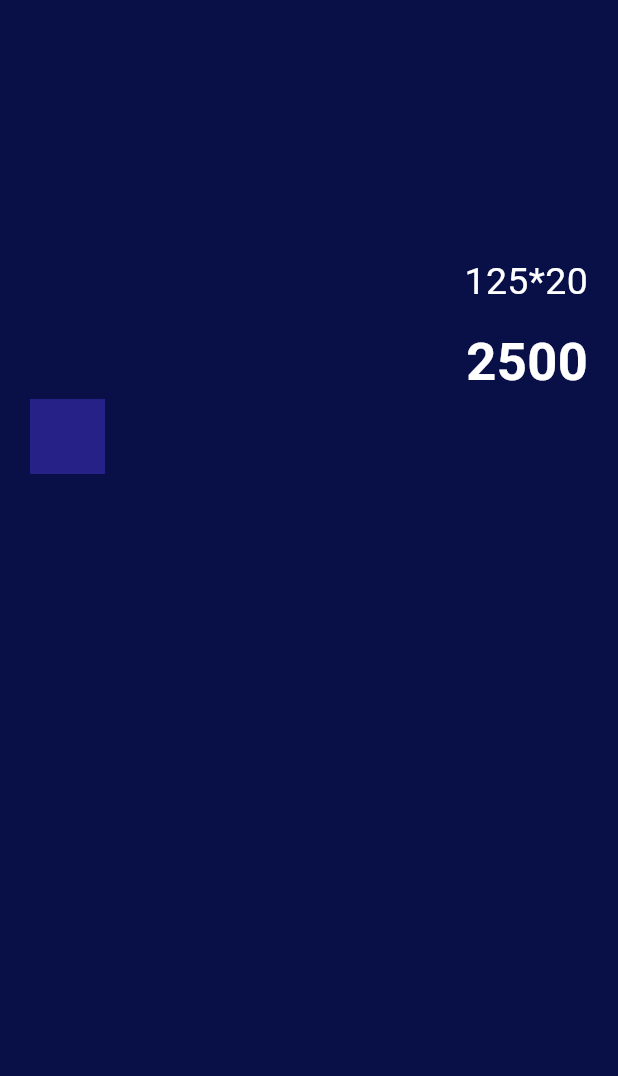
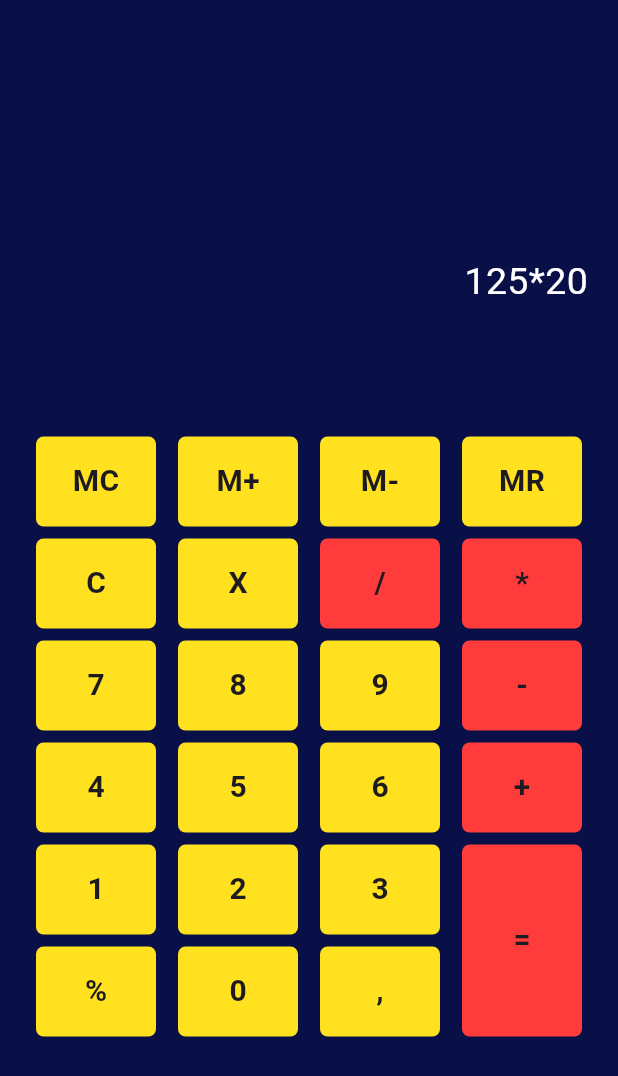
Before and after one commit to OshanAmarathunga/Flutter-Calculator, a Flutter app: the screen it shows after launch, on a phone screen of 412 x 824 dp. Shown: the top 1076 px of the screen. Run offline on Flutter 3.47's test engine with Material 3 defaults, Android fonts, the phone set to English and light mode, and no system bars.

Commit message:
new update

```diff
--- a/calculator/lib/home_page.dart
+++ b/calculator/lib/home_page.dart
@@ -9,6 +9,8 @@ class HomePage extends StatefulWidget {
 }
 
 class _HomePageState extends State<HomePage> {
+  String displayValue = "";
+
   @override
   Widget build(BuildContext context) {
     return Scaffold(
@@ -28,20 +30,54 @@ class _HomePageState extends State<HomePage> {
             const SizedBox(
               height: 10,
             ),
-            const Text("2500",
-                style: TextStyle(
+            Text(displayValue,
+                style: const TextStyle(
                     color: Colors.white,
-                    fontSize: 35,
+                    fontSize: 50,
                     fontWeight: FontWeight.bold)),
             Row(
+              mainAxisAlignment: MainAxisAlignment.spaceBetween,
               children: [
                 Column(
                   children: [
-                    Container(
-                      width: 50,
-                      height: 50,
-                      color: Color.fromRGBO(37, 33, 135, 1),
-                    )
+                    calculatorButton(buttonName: "MC"),
+                    calculatorButton(buttonName: "C"),
+                    calculatorButton(buttonName: "7"),
+                    calculatorButton(buttonName: "4"),
+                    calculatorButton(buttonName: "1"),
+                    calculatorButton(buttonName: "%")
+                  ],
+                ),
+                Column(
+                  children: [
+                    calculatorButton(buttonName: "M+"),
+                    calculatorButton(buttonName: "X"),
+                    calculatorButton(buttonName: "8"),
+                    calculatorButton(buttonName: "5"),
+                    calculatorButton(buttonName: "2"),
+                    calculatorButton(buttonName: "0")
+                  ],
+                ),
+                Column(
+                  children: [
+                    calculatorButton(buttonName: "M-"),
+                    calculatorButton(buttonName: "/", isOperatorButton: true),
+                    calculatorButton(buttonName: "9"),
+                    calculatorButton(buttonName: "6"),
+                    calculatorButton(buttonName: "3"),
+                    calculatorButton(buttonName: ",")
+                  ],
+                ),
+                Column(
+                  children: [
+                    calculatorButton(buttonName: "MR"),
+                    calculatorButton(buttonName: "*", isOperatorButton: true),
+                    calculatorButton(buttonName: "-", isOperatorButton: true),
+                    calculatorButton(buttonName: "+", isOperatorButton: true),
+                    calculatorButton(
+                        buttonName: "=",
+                        isEqualButon: true,
+                        isOperatorButton: true)
                   ],
                 )
               ],
@@ -51,4 +87,41 @@ class _HomePageState extends State<HomePage> {
       ),
     );
   }
+
+  Padding calculatorButton(
+      {required String buttonName,
+      bool isEqualButon = false,
+      bool isOperatorButton = false}) {
+    return Padding(
+      padding: const EdgeInsets.all(4),
+      child: InkWell(
+        onTap: () {
+          setState(() {
+            if (isOperatorButton) {
+            } else {
+              if (buttonName == "C") {
+                displayValue = "";
+              } else {
+                displayValue = displayValue + buttonName;
+              }
+            }
+          });
+        },
+        child: Container(
+          width: 80,
+          height: isEqualButon == true ? 128 : 60,
+          decoration: BoxDecoration(
+              color: isOperatorButton
+                  ? const Color.fromRGBO(255, 59, 59, 1)
+                  : const Color.fromARGB(255, 255, 225, 32),
+              borderRadius: BorderRadius.circular(5)),
+          child: Center(
+              child: Text(
+            buttonName,
+            style: const TextStyle(fontSize: 20, fontWeight: FontWeight.bold),
+          )),
+        ),
+      ),
+    );
+  }
 }
```
